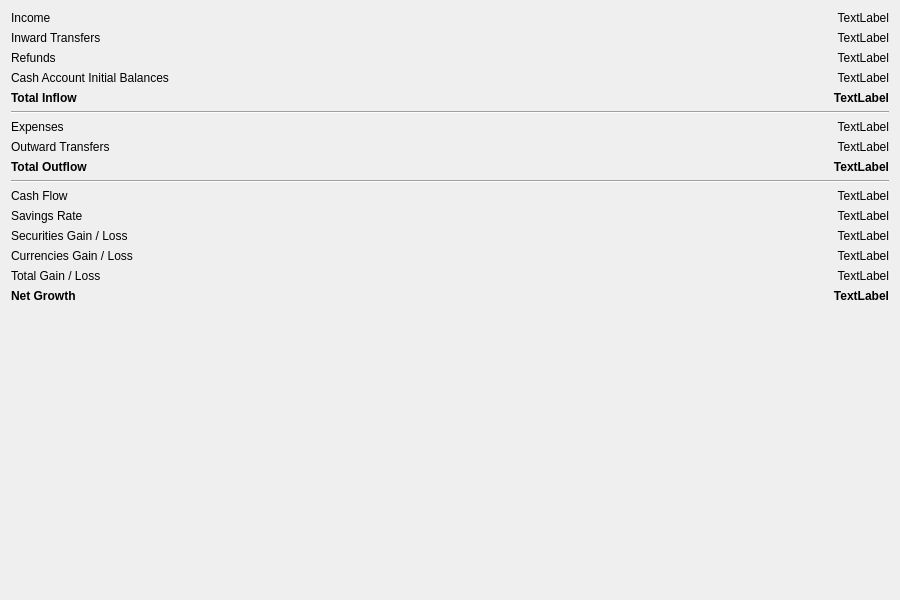
JakubFranek/Kapytal, file src/views/ui_files/reports/cash_flow_total_report.ui: the form before one commit.
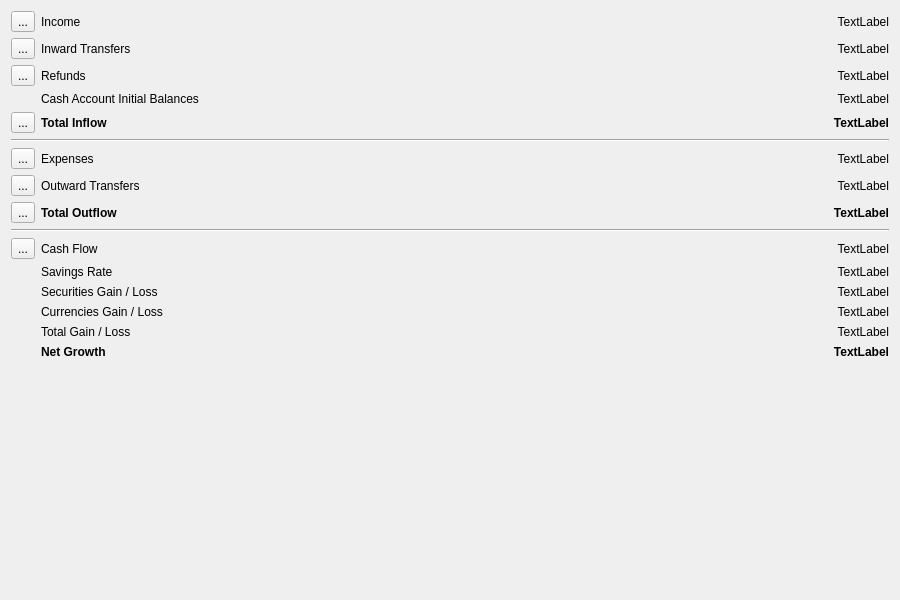
The form after the commit.

Commit message:
Add Show Trans. buttons to Total Cash Flow Report
Make default Transaction Table Form size larger.

Patch:
```diff
--- a/src/views/ui_files/reports/cash_flow_total_report.ui
+++ b/src/views/ui_files/reports/cash_flow_total_report.ui
@@ -23,32 +23,66 @@
    <item>
     <layout class="QVBoxLayout" name="verticalLayout">
      <item>
-      <layout class="QFormLayout" name="inflowFormLayout">
-       <item row="0" column="0">
+      <layout class="QGridLayout" name="gridLayout">
+       <item row="0" column="1">
         <widget class="QLabel" name="incomeLabel">
          <property name="text">
           <string>Income</string>
          </property>
         </widget>
        </item>
-       <item row="0" column="1">
-        <widget class="QLabel" name="incomeAmountLabel">
-         <property name="text">
-          <string>TextLabel</string>
-         </property>
-         <property name="alignment">
-          <set>Qt::AlignRight|Qt::AlignTrailing|Qt::AlignVCenter</set>
-         </property>
-        </widget>
-       </item>
-       <item row="1" column="0">
+       <item row="1" column="1">
         <widget class="QLabel" name="inwardTransfersLabel">
          <property name="text">
           <string>Inward Transfers</string>
          </property>
         </widget>
        </item>
-       <item row="1" column="1">
+       <item row="4" column="1">
+        <widget class="QLabel" name="inflowLabel">
+         <property name="font">
+          <font>
+           <bold>true</bold>
+           <underline>false</underline>
+          </font>
+         </property>
+         <property name="text">
+          <string>Total Inflow</string>
+         </property>
+         <property name="textFormat">
+          <enum>Qt::AutoText</enum>
+         </property>
+        </widget>
+       </item>
+       <item row="3" column="2">
+        <widget class="QLabel" name="initialBalancesAmountLabel">
+         <property name="toolTip">
+          <string>&lt;html&gt;&lt;head/&gt;&lt;body&gt;&lt;p&gt;Cash Account Initial Balances are deemed &amp;quot;effective&amp;quot; the day before first Transaction related to the given Cash Account.&lt;/p&gt;&lt;/body&gt;&lt;/html&gt;</string>
+         </property>
+         <property name="text">
+          <string>TextLabel</string>
+         </property>
+         <property name="alignment">
+          <set>Qt::AlignRight|Qt::AlignTrailing|Qt::AlignVCenter</set>
+         </property>
+        </widget>
+       </item>
+       <item row="4" column="2">
+        <widget class="QLabel" name="inflowAmountLabel">
+         <property name="font">
+          <font>
+           <bold>true</bold>
+          </font>
+         </property>
+         <property name="text">
+          <string>TextLabel</string>
+         </property>
+         <property name="alignment">
+          <set>Qt::AlignRight|Qt::AlignTrailing|Qt::AlignVCenter</set>
+         </property>
+        </widget>
+       </item>
+       <item row="1" column="2">
         <widget class="QLabel" name="inwardTransfersAmountLabel">
          <property name="text">
           <string>TextLabel</string>
@@ -58,14 +92,24 @@
          </property>
         </widget>
        </item>
-       <item row="2" column="0">
+       <item row="0" column="2">
+        <widget class="QLabel" name="incomeAmountLabel">
+         <property name="text">
+          <string>TextLabel</string>
+         </property>
+         <property name="alignment">
+          <set>Qt::AlignRight|Qt::AlignTrailing|Qt::AlignVCenter</set>
+         </property>
+        </widget>
+       </item>
+       <item row="2" column="1">
         <widget class="QLabel" name="refundsLabel">
          <property name="text">
           <string>Refunds</string>
          </property>
         </widget>
        </item>
-       <item row="2" column="1">
+       <item row="2" column="2">
         <widget class="QLabel" name="refundsAmountLabel">
          <property name="text">
           <string>TextLabel</string>
@@ -75,38 +119,7 @@
          </property>
         </widget>
        </item>
-       <item row="4" column="0">
-        <widget class="QLabel" name="inflowLabel">
-         <property name="font">
-          <font>
-           <bold>true</bold>
-           <underline>false</underline>
-          </font>
-         </property>
-         <property name="text">
-          <string>Total Inflow</string>
-         </property>
-         <property name="textFormat">
-          <enum>Qt::AutoText</enum>
-         </property>
-        </widget>
-       </item>
-       <item row="4" column="1">
-        <widget class="QLabel" name="inflowAmountLabel">
-         <property name="font">
-          <font>
-           <bold>true</bold>
-          </font>
-         </property>
-         <property name="text">
-          <string>TextLabel</string>
-         </property>
-         <property name="alignment">
-          <set>Qt::AlignRight|Qt::AlignTrailing|Qt::AlignVCenter</set>
-         </property>
-        </widget>
-       </item>
-       <item row="3" column="0">
+       <item row="3" column="1">
         <widget class="QLabel" name="initialBalancesLabel">
          <property name="toolTip">
           <string>&lt;html&gt;&lt;head/&gt;&lt;body&gt;&lt;p&gt;Cash Account Initial Balances are deemed &amp;quot;effective&amp;quot; the day before first Transaction related to the given Cash Account.&lt;/p&gt;&lt;/body&gt;&lt;/html&gt;</string>
@@ -116,16 +129,31 @@
          </property>
         </widget>
        </item>
-       <item row="3" column="1">
-        <widget class="QLabel" name="initialBalancesAmountLabel">
-         <property name="toolTip">
-          <string>&lt;html&gt;&lt;head/&gt;&lt;body&gt;&lt;p&gt;Cash Account Initial Balances are deemed &amp;quot;effective&amp;quot; the day before first Transaction related to the given Cash Account.&lt;/p&gt;&lt;/body&gt;&lt;/html&gt;</string>
+       <item row="0" column="0">
+        <widget class="QToolButton" name="incomeToolButton">
+         <property name="text">
+          <string>...</string>
          </property>
+        </widget>
+       </item>
+       <item row="1" column="0">
+        <widget class="QToolButton" name="inwardTransfersToolButton">
          <property name="text">
-          <string>TextLabel</string>
+          <string>...</string>
          </property>
-         <property name="alignment">
-          <set>Qt::AlignRight|Qt::AlignTrailing|Qt::AlignVCenter</set>
+        </widget>
+       </item>
+       <item row="2" column="0">
+        <widget class="QToolButton" name="refundsToolButton">
+         <property name="text">
+          <string>...</string>
+         </property>
+        </widget>
+       </item>
+       <item row="4" column="0">
+        <widget class="QToolButton" name="totalInflowToolButton">
+         <property name="text">
+          <string>...</string>
          </property>
         </widget>
        </item>
@@ -139,16 +167,14 @@
       </widget>
      </item>
      <item>
-      <layout class="QFormLayout" name="outflowFormLayout">
-       <item row="0" column="0">
-        <widget class="QLabel" name="expensesLabel">
-         <property name="text">
-          <string>Expenses</string>
+      <layout class="QGridLayout" name="gridLayout_2">
+       <item row="2" column="2">
+        <widget class="QLabel" name="outflowAmountLabel">
+         <property name="font">
+          <font>
+           <bold>true</bold>
+          </font>
          </property>
-        </widget>
-       </item>
-       <item row="0" column="1">
-        <widget class="QLabel" name="expensesAmountLabel">
          <property name="text">
           <string>TextLabel</string>
          </property>
@@ -157,14 +183,14 @@
          </property>
         </widget>
        </item>
-       <item row="1" column="0">
+       <item row="1" column="1">
         <widget class="QLabel" name="outwardTransfersLabel">
          <property name="text">
           <string>Outward Transfers</string>
          </property>
         </widget>
        </item>
-       <item row="1" column="1">
+       <item row="1" column="2">
         <widget class="QLabel" name="outwardTransfersAmountLabel">
          <property name="text">
           <string>TextLabel</string>
@@ -174,7 +200,24 @@
          </property>
         </widget>
        </item>
-       <item row="2" column="0">
+       <item row="0" column="1">
+        <widget class="QLabel" name="expensesLabel">
+         <property name="text">
+          <string>Expenses</string>
+         </property>
+        </widget>
+       </item>
+       <item row="0" column="2">
+        <widget class="QLabel" name="expensesAmountLabel">
+         <property name="text">
+          <string>TextLabel</string>
+         </property>
+         <property name="alignment">
+          <set>Qt::AlignRight|Qt::AlignTrailing|Qt::AlignVCenter</set>
+         </property>
+        </widget>
+       </item>
+       <item row="2" column="1">
         <widget class="QLabel" name="outflowLabel">
          <property name="font">
           <font>
@@ -190,18 +233,24 @@
          </property>
         </widget>
        </item>
-       <item row="2" column="1">
-        <widget class="QLabel" name="outflowAmountLabel">
-         <property name="font">
-          <font>
-           <bold>true</bold>
-          </font>
+       <item row="0" column="0">
+        <widget class="QToolButton" name="expensesToolButton">
+         <property name="text">
+          <string>...</string>
          </property>
+        </widget>
+       </item>
+       <item row="1" column="0">
+        <widget class="QToolButton" name="outwardTransfersToolButton">
          <property name="text">
-          <string>TextLabel</string>
+          <string>...</string>
          </property>
-         <property name="alignment">
-          <set>Qt::AlignRight|Qt::AlignTrailing|Qt::AlignVCenter</set>
+        </widget>
+       </item>
+       <item row="2" column="0">
+        <widget class="QToolButton" name="totalOutflowToolButton">
+         <property name="text">
+          <string>...</string>
          </property>
         </widget>
        </item>
@@ -215,27 +264,8 @@
       </widget>
      </item>
      <item>
-      <layout class="QFormLayout" name="gainLossFormLayout">
-       <item row="0" column="0">
-        <widget class="QLabel" name="cashFlowLabel">
-         <property name="font">
-          <font>
-           <bold>false</bold>
-           <underline>false</underline>
-          </font>
-         </property>
-         <property name="toolTip">
-          <string>&lt;html&gt;&lt;head/&gt;&lt;body&gt;&lt;p&gt;Cash Flow is the difference between Total Inflow and Total Outflow. It does not reflect any Currency exchange rate or Security price fluctuations.&lt;/p&gt;&lt;/body&gt;&lt;/html&gt;</string>
-         </property>
-         <property name="text">
-          <string>Cash Flow</string>
-         </property>
-         <property name="textFormat">
-          <enum>Qt::AutoText</enum>
-         </property>
-        </widget>
-       </item>
-       <item row="0" column="1">
+      <layout class="QGridLayout" name="gridLayout_3">
+       <item row="0" column="2">
         <widget class="QLabel" name="cashFlowAmountLabel">
          <property name="font">
           <font>
@@ -253,38 +283,14 @@
          </property>
         </widget>
        </item>
-       <item row="4" column="0">
-        <widget class="QLabel" name="gainLossLabel">
-         <property name="font">
-          <font>
-           <bold>false</bold>
-           <underline>false</underline>
-          </font>
-         </property>
+       <item row="2" column="1">
+        <widget class="QLabel" name="gainLossSecuritiesLabel">
          <property name="text">
-          <string>Total Gain / Loss</string>
+          <string>Securities Gain / Loss</string>
          </property>
-         <property name="textFormat">
-          <enum>Qt::AutoText</enum>
-         </property>
         </widget>
        </item>
-       <item row="4" column="1">
-        <widget class="QLabel" name="gainLossAmountLabel">
-         <property name="font">
-          <font>
-           <bold>false</bold>
-          </font>
-         </property>
-         <property name="text">
-          <string>TextLabel</string>
-         </property>
-         <property name="alignment">
-          <set>Qt::AlignRight|Qt::AlignTrailing|Qt::AlignVCenter</set>
-         </property>
-        </widget>
-       </item>
-       <item row="5" column="0">
+       <item row="5" column="1">
         <widget class="QLabel" name="netGrowthLabel">
          <property name="font">
           <font>
@@ -299,50 +305,23 @@
          </property>
         </widget>
        </item>
-       <item row="5" column="1">
-        <widget class="QLabel" name="netGrowthAmountLabel">
-         <property name="font">
-          <font>
-           <bold>true</bold>
-          </font>
-         </property>
-         <property name="toolTip">
-          <string>Net Growth is the sum of Cash Flow and Total Gain / Loss</string>
-         </property>
-         <property name="text">
-          <string>TextLabel</string>
-         </property>
-         <property name="alignment">
-          <set>Qt::AlignRight|Qt::AlignTrailing|Qt::AlignVCenter</set>
-         </property>
-        </widget>
-       </item>
-       <item row="2" column="0">
-        <widget class="QLabel" name="gainLossSecuritiesLabel">
-         <property name="text">
-          <string>Securities Gain / Loss</string>
-         </property>
-        </widget>
-       </item>
-       <item row="3" column="0">
+       <item row="3" column="1">
         <widget class="QLabel" name="gainLossCurrenciesLabel">
          <property name="text">
           <string>Currencies Gain / Loss</string>
          </property>
         </widget>
        </item>
-       <item row="3" column="1">
-        <widget class="QLabel" name="gainLossCurrenciesAmountLabel">
-         <property name="text">
-          <string>TextLabel</string>
+       <item row="5" column="2">
+        <widget class="QLabel" name="netGrowthAmountLabel">
+         <property name="font">
+          <font>
+           <bold>true</bold>
+          </font>
          </property>
-         <property name="alignment">
-          <set>Qt::AlignRight|Qt::AlignTrailing|Qt::AlignVCenter</set>
+         <property name="toolTip">
+          <string>Net Growth is the sum of Cash Flow and Total Gain / Loss</string>
          </property>
-        </widget>
-       </item>
-       <item row="2" column="1">
-        <widget class="QLabel" name="gainLossSecuritiesAmountLabel">
          <property name="text">
           <string>TextLabel</string>
          </property>
@@ -351,7 +330,7 @@
          </property>
         </widget>
        </item>
-       <item row="1" column="0">
+       <item row="1" column="1">
         <widget class="QLabel" name="savingsRateLabel">
          <property name="toolTip">
           <string>&lt;html&gt;&lt;head/&gt;&lt;body&gt;&lt;p&gt;Cash Flow / (Income + Inward Transfers)&lt;/p&gt;&lt;/body&gt;&lt;/html&gt;</string>
@@ -361,7 +340,7 @@
          </property>
         </widget>
        </item>
-       <item row="1" column="1">
+       <item row="1" column="2">
         <widget class="QLabel" name="savingsRateAmountLabel">
          <property name="toolTip">
           <string>&lt;html&gt;&lt;head/&gt;&lt;body&gt;&lt;p&gt;Cash Flow / (Income + Inward Transfers)&lt;/p&gt;&lt;/body&gt;&lt;/html&gt;</string>
@@ -374,6 +353,83 @@
          </property>
         </widget>
        </item>
+       <item row="4" column="1">
+        <widget class="QLabel" name="gainLossLabel">
+         <property name="font">
+          <font>
+           <bold>false</bold>
+           <underline>false</underline>
+          </font>
+         </property>
+         <property name="text">
+          <string>Total Gain / Loss</string>
+         </property>
+         <property name="textFormat">
+          <enum>Qt::AutoText</enum>
+         </property>
+        </widget>
+       </item>
+       <item row="2" column="2">
+        <widget class="QLabel" name="gainLossSecuritiesAmountLabel">
+         <property name="text">
+          <string>TextLabel</string>
+         </property>
+         <property name="alignment">
+          <set>Qt::AlignRight|Qt::AlignTrailing|Qt::AlignVCenter</set>
+         </property>
+        </widget>
+       </item>
+       <item row="3" column="2">
+        <widget class="QLabel" name="gainLossCurrenciesAmountLabel">
+         <property name="text">
+          <string>TextLabel</string>
+         </property>
+         <property name="alignment">
+          <set>Qt::AlignRight|Qt::AlignTrailing|Qt::AlignVCenter</set>
+         </property>
+        </widget>
+       </item>
+       <item row="4" column="2">
+        <widget class="QLabel" name="gainLossAmountLabel">
+         <property name="font">
+          <font>
+           <bold>false</bold>
+          </font>
+         </property>
+         <property name="text">
+          <string>TextLabel</string>
+         </property>
+         <property name="alignment">
+          <set>Qt::AlignRight|Qt::AlignTrailing|Qt::AlignVCenter</set>
+         </property>
+        </widget>
+       </item>
+       <item row="0" column="1">
+        <widget class="QLabel" name="cashFlowLabel">
+         <property name="font">
+          <font>
+           <bold>false</bold>
+           <underline>false</underline>
+          </font>
+         </property>
+         <property name="toolTip">
+          <string>&lt;html&gt;&lt;head/&gt;&lt;body&gt;&lt;p&gt;Cash Flow is the difference between Total Inflow and Total Outflow. It does not reflect any Currency exchange rate or Security price fluctuations.&lt;/p&gt;&lt;/body&gt;&lt;/html&gt;</string>
+         </property>
+         <property name="text">
+          <string>Cash Flow</string>
+         </property>
+         <property name="textFormat">
+          <enum>Qt::AutoText</enum>
+         </property>
+        </widget>
+       </item>
+       <item row="0" column="0">
+        <widget class="QToolButton" name="cashflowToolButton">
+         <property name="text">
+          <string>...</string>
+         </property>
+        </widget>
+       </item>
       </layout>
      </item>
      <item>
```
Left out of the diff: 40 changed lines with no effect on the pictures. The commit also changes 4 other files.
